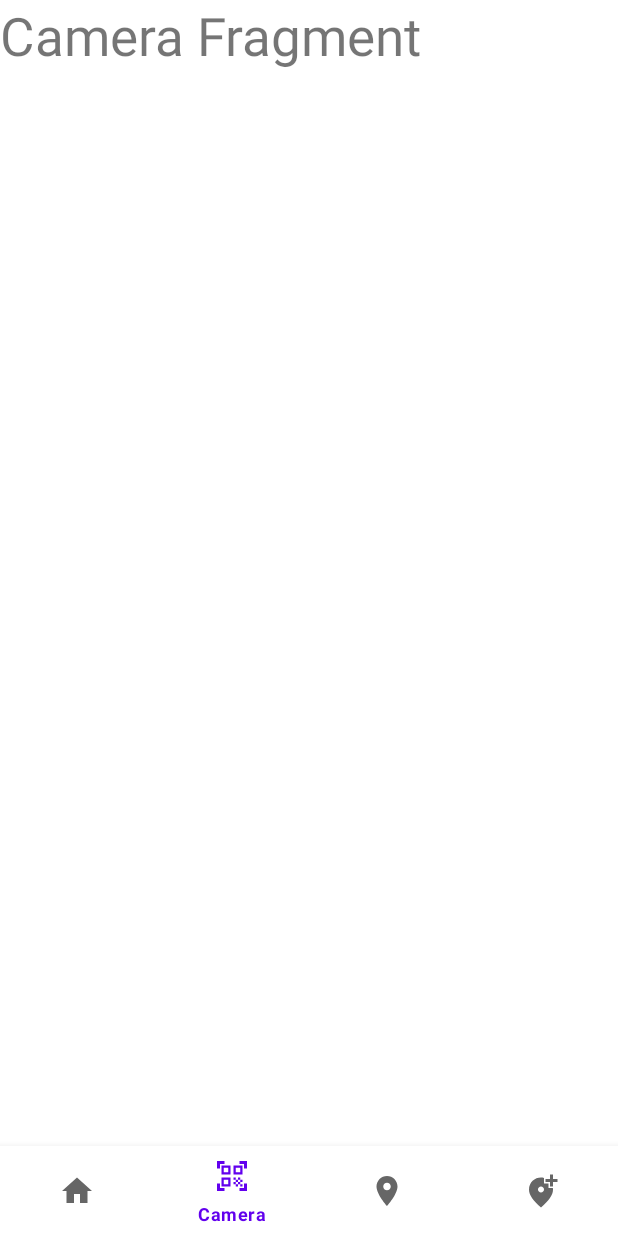
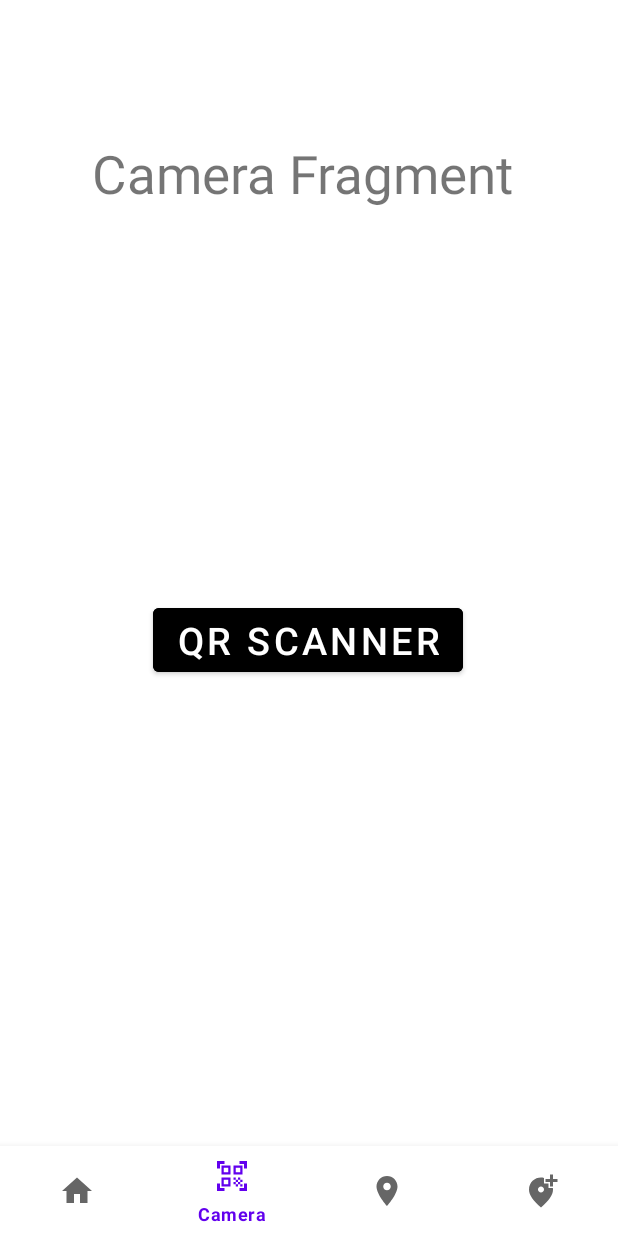
Before and after one commit to joseferic/SafeBlock, an Android app: the screen it shows after launch (MainActivity), item 2 of the bottom bar chosen, on a phone screen of 412 x 824 dp. Run offline under Robolectric (Android 15) with nearby library versions, the phone set to English and light mode, and no system bars; our stand-ins replace RxJava; libraries missing offline, so code that uses them is left out: com.google.zxing.integration, com.journeyapps.barcodescanner, org.web3j.crypto, org.web3j.protocol, org.web3j.tx; pictures from the network do not load; 7 statements that could not run were skipped.

Commit message:
QR code done.

```diff
--- a/app/src/main/java/com/example/safeblock/CameraFragment.java
+++ b/app/src/main/java/com/example/safeblock/CameraFragment.java
@@ -7,57 +7,82 @@ import android.content.Intent;
 import android.os.Bundle;
 
 
+import androidx.activity.result.ActivityResultLauncher;
+import androidx.annotation.NonNull;
 import androidx.fragment.app.Fragment;
 
 import android.util.Log;
 import android.view.LayoutInflater;
 import android.view.View;
 import android.view.ViewGroup;
+import android.widget.Toast;
+
 import com.example.safeblock.databinding.FragmentCameraBinding;
 import com.google.zxing.integration.android.IntentIntegrator;
 import com.google.zxing.integration.android.IntentResult;
+import com.journeyapps.barcodescanner.ScanContract;
+import com.journeyapps.barcodescanner.ScanOptions;
+
+import org.web3j.crypto.Credentials;
+import org.web3j.protocol.Web3j;
+import org.web3j.protocol.core.methods.response.TransactionReceipt;
+import org.web3j.protocol.http.HttpService;
+import org.web3j.tx.gas.ContractGasProvider;
+import org.web3j.tx.gas.DefaultGasProvider;
+
+import java.text.SimpleDateFormat;
+import java.util.Date;
+import java.util.concurrent.CompletableFuture;
+
+import io.reactivex.functions.Consumer;
+import io.reactivex.schedulers.Schedulers;
 
 
 public class CameraFragment extends Fragment   {
 
     FragmentCameraBinding binding;
-
+    private static final String TAG = "CameraFragment";
     @Override
     public View onCreateView(LayoutInflater inflater, ViewGroup container,
                              Bundle savedInstanceState) {
         // Inflate the layout for this fragment
+
+       // View view = inflater.inflate(R.layout.fragment_camera,container,false);
        binding = FragmentCameraBinding.inflate(inflater, container, false);
-        scanCode();
+       // scanCode();
+
+        binding.buttonQrscanner.setOnClickListener(new View.OnClickListener() {
+            @Override
+            public void onClick(View view) {
+                scanQR();
+            }
+        });
+
         return binding.getRoot();
     }
 
-    private void scanCode(){
-        IntentIntegrator integrator = new IntentIntegrator(this.getActivity()).forSupportFragment(this);
-        // use forSupportFragment or forFragment method to use fragments instead of activity
-        integrator.setDesiredBarcodeFormats(IntentIntegrator.QR_CODE);
-        integrator.setOrientationLocked(false);
-
-        integrator.setPrompt("Scan Bacrcode");
-
-//        integrator.setResultDisplayDuration(0); // milliseconds to display result on screen after scan
-//        integrator.setCameraId(0);  // Use a specific camera of the device
-        integrator.initiateScan();
+    // Register the launcher and result handler
+    private final ActivityResultLauncher<ScanOptions> barcodeLauncher = registerForActivityResult(new ScanContract(),
+            result -> {
+                if(result.getContents() == null) {
+                    Log.d(TAG,"GAGAL");
+                    Toast.makeText(getContext(), "Cancelled", Toast.LENGTH_LONG).show();
+                } else {
+                    Log.d(TAG,"BERHASIL" +result.getContents());
+                    Toast.makeText(getContext(), "Scanned: " + result.getContents(), Toast.LENGTH_LONG).show();
+                    Log.d(TAG, String.valueOf((result.getContents()!=null)));
+                    binding.tvCameraFragment.setText(result.getContents());
+                    try {
+                        sendDatatoBlockChain(result.getContents());
+                    } catch (Exception e) {
+                        e.printStackTrace();
                     }
-
-    @Override
-    public void onActivityResult(int requestCode, int resultCode, Intent data){
-        IntentResult result = IntentIntegrator.parseActivityResult(requestCode, resultCode, data);
-        if (result != null){
-            Log.v("DATA CAMERA FRAGMENT", String.valueOf((result!=null)));
-            if (result.getContents() != null){
-                Log.v("DATA CAMERA FRAGMENT", String.valueOf((result.getContents()!=null)));
-                binding.tvCameraFragment.setText(result.getContents().toString());
                     AlertDialog.Builder builder = new AlertDialog.Builder((getContext()));
                     builder.setMessage("Scanning Result");
                     builder.setPositiveButton("Scan Again", new DialogInterface.OnClickListener() {
                         @Override
                         public void onClick(DialogInterface dialogInterface, int i) {
-                        scanCode();
+                            scanQR();
                         }
                     }).setNegativeButton("Finish", new DialogInterface.OnClickListener() {
                         @Override
@@ -68,7 +93,48 @@ public class CameraFragment extends Fragment   {
                     AlertDialog dialog = builder.create();
                     dialog.show();
                 }
+            });
+
+    // Launch
+    public void scanQR() {
+        ScanOptions options = new ScanOptions();
+        options.setPrompt("Scan a barcode");
+        options.setCameraId(0);  // Use a specific camera of the device
+        options.setBeepEnabled(false);
+        options.setBarcodeImageEnabled(true);
+        options.setOrientationLocked(false);
+        barcodeLauncher.launch(options);
+    }
+
+    private void sendDatatoBlockChain(String placeName) throws Exception {
+
+        SimpleDateFormat formatter = new SimpleDateFormat("dd/MM/yyyy HH:mm:ss");
+        Date date = new Date();
+        System.out.println(formatter.format(date));
+
+        final Web3j web3j = Web3j.build(
+                new HttpService(
+                        "https://rinkeby.infura.io/v3/d9100bd917c6448695785e26e5f0a095"
+                )
+        );
+
+        String contractAddress = "0x2Fd6E9DF12A797D8D2D76C000C8bCB6164f2985d";
+        Credentials credentials = Credentials.create("fd20f2be43dd3fa879826279c6067a18aa5b9a40d5ed7f6c2e672e4154876ba5");
+        ContractGasProvider contractGasProvider = new DefaultGasProvider();
+        UserData_SmartContract user_dataContract = UserData_SmartContract
+                .load(contractAddress,web3j,credentials,contractGasProvider);
+
+
+        user_dataContract.create_user_data("Josef Eric", placeName,formatter.format(date)).flowable()
+                .subscribeOn(Schedulers.io()).subscribe(new Consumer<TransactionReceipt>() {
+                    @Override
+                    public void accept(TransactionReceipt transactionReceipt) throws Exception {
+                        Log.d(TAG,transactionReceipt.getTransactionHash());
+                        Toast.makeText(getContext(),"Data Saved at Ethereum",Toast.LENGTH_LONG).show();
+                    }
+                });
+        //Log.d(TAG, receipt.get().getTransactionHash());
+
+
     }
 }
-
-}
--- a/app/src/main/res/layout/fragment_camera.xml
+++ b/app/src/main/res/layout/fragment_camera.xml
@@ -1,17 +1,37 @@
 <?xml version="1.0" encoding="utf-8"?>
-<FrameLayout xmlns:android="http://schemas.android.com/apk/res/android"
+<androidx.constraintlayout.widget.ConstraintLayout xmlns:android="http://schemas.android.com/apk/res/android"
+    xmlns:app="http://schemas.android.com/apk/res-auto"
     xmlns:tools="http://schemas.android.com/tools"
     android:layout_width="match_parent"
     android:layout_height="match_parent"
     tools:context=".CameraFragment">
 
-    <!-- TODO: Update blank fragment layout -->
+
     <TextView
         android:id="@+id/tv_camera_fragment"
-        android:layout_width="match_parent"
-        android:layout_height="match_parent"
+        android:layout_width="wrap_content"
+        android:layout_height="wrap_content"
         android:layout_gravity="center"
+        android:layout_marginTop="92dp"
+        android:text="Camera Fragment "
         android:textSize="35dp"
-        android:text="Camera Fragment " />
+        app:layout_constraintEnd_toEndOf="parent"
+        app:layout_constraintHorizontal_bias="0.5"
+        app:layout_constraintStart_toStartOf="parent"
+        app:layout_constraintTop_toTopOf="parent" />
 
-</FrameLayout>
+    <Button
+        android:id="@+id/button_qrscanner"
+        android:layout_width="wrap_content"
+        android:layout_height="wrap_content"
+        android:layout_marginTop="260dp"
+        android:backgroundTint="@color/black"
+        android:text="QR Scanner"
+        android:textSize="25dp"
+        app:layout_constraintEnd_toEndOf="parent"
+        app:layout_constraintHorizontal_bias="0.497"
+        app:layout_constraintStart_toStartOf="parent"
+        app:layout_constraintTop_toBottomOf="@+id/tv_camera_fragment" />
+
+
+</androidx.constraintlayout.widget.ConstraintLayout>
```
Also changed, not shown: app/build.gradle (+5 -8 lines), app/src/main/AndroidManifest.xml (+4 -5 lines), app/src/main/java/com/example/safeblock/Data.java (+7 -7 lines), app/src/main/java/com/example/safeblock/MainActivity.java (+0 -22 lines). Lines whose indentation alone changed are shown as unchanged.
